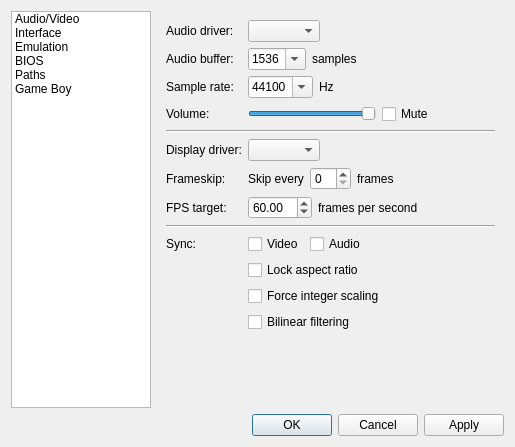
kiddreads/Avalon-copy2, file Libretro/mgba/src/platform/qt/SettingsView.ui: the form before one commit.
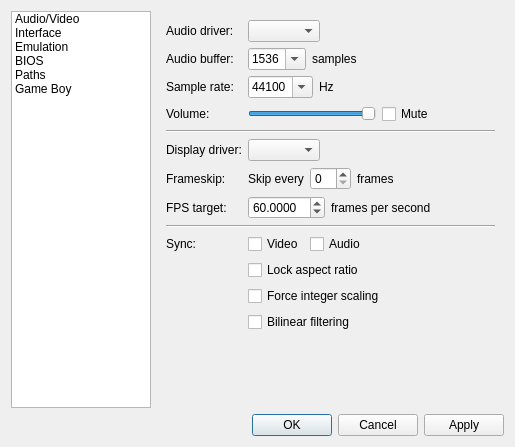
The form after the commit.

Commit message: Qt: Clean up FPS target UI (fixes #436)

Patch:
```diff
--- a/Libretro/mgba/src/platform/qt/SettingsView.ui
+++ b/Libretro/mgba/src/platform/qt/SettingsView.ui
@@ -326,6 +326,9 @@
         <layout class="QHBoxLayout" name="horizontalLayout_2">
          <item>
           <widget class="QDoubleSpinBox" name="fpsTarget">
+           <property name="decimals">
+            <number>4</number>
+           </property>
            <property name="minimum">
             <double>0.010000000000000</double>
            </property>
```
The commit also changes 2 other files.
